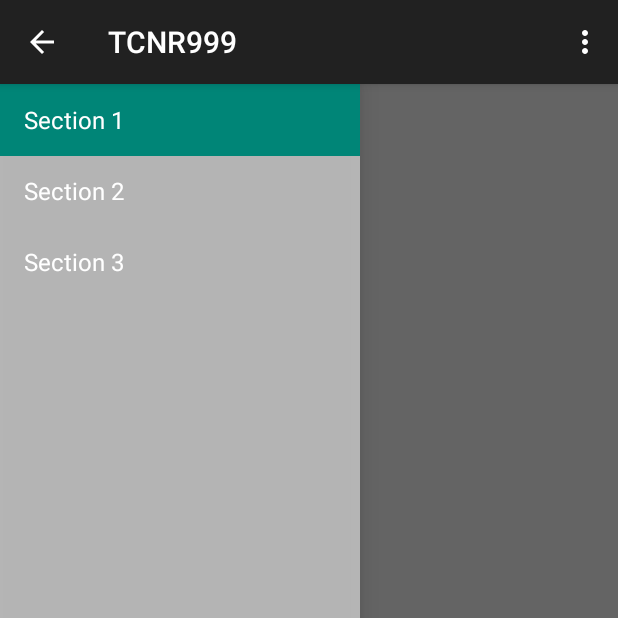
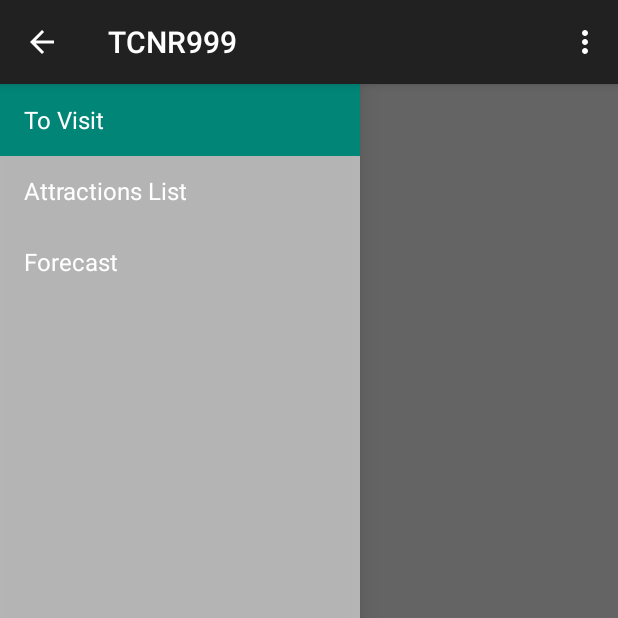
Before and after one commit to markatithinkbest/TCNR999, an Android app: the screen it shows after launch (MainActivity), on a phone screen of 412 x 824 dp, the top half of it. Run offline under Robolectric (Android 15) with nearby library versions, the phone set to English and light mode, and no system bars; 2 statements that could not run were skipped.

```diff
--- a/app/src/main/res/values/strings.xml
+++ b/app/src/main/res/values/strings.xml
@@ -1,14 +1,14 @@
 <resources>
     <string name="app_name">TCNR999</string>
 
-    <string name="title_section1">Section 1</string>
-    <string name="title_section2">Section 2</string>
-    <string name="title_section3">Section 3</string>
+    <string name="title_section2">Attractions List</string>
+    <string name="title_section3">Forecast</string>
 
-    <string name="navigation_drawer_open">Open navigation drawer</string>
-    <string name="navigation_drawer_close">Close navigation drawer</string>
+    <string name="navigation_drawer_open" translatable="false">Open navigation drawer</string>
+    <string name="navigation_drawer_close" translatable="false">Close navigation drawer</string>
 
-    <string name="action_example">Example action</string>
+    <string name="action_example">Reference</string>
 
     <string name="action_settings">Settings</string>
+    <string name="title_section1">To Visit</string>
 </resources>
```
Also changed, not shown: 1 other file.
